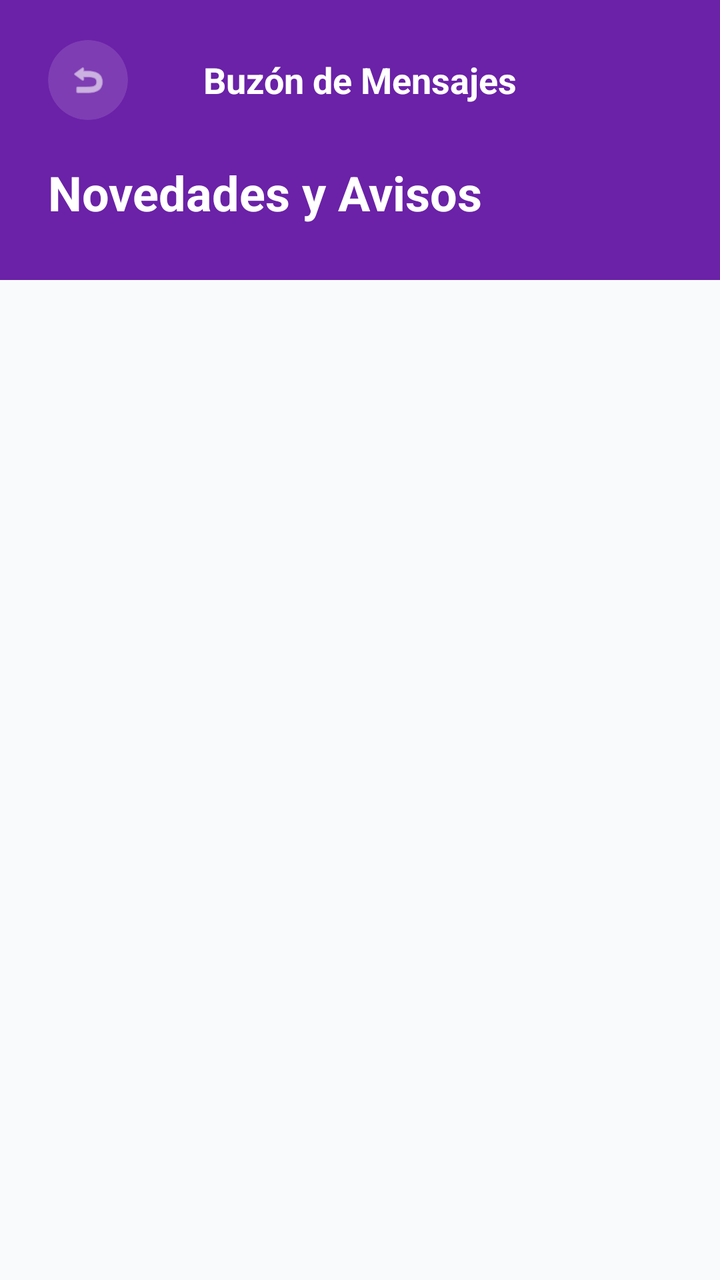
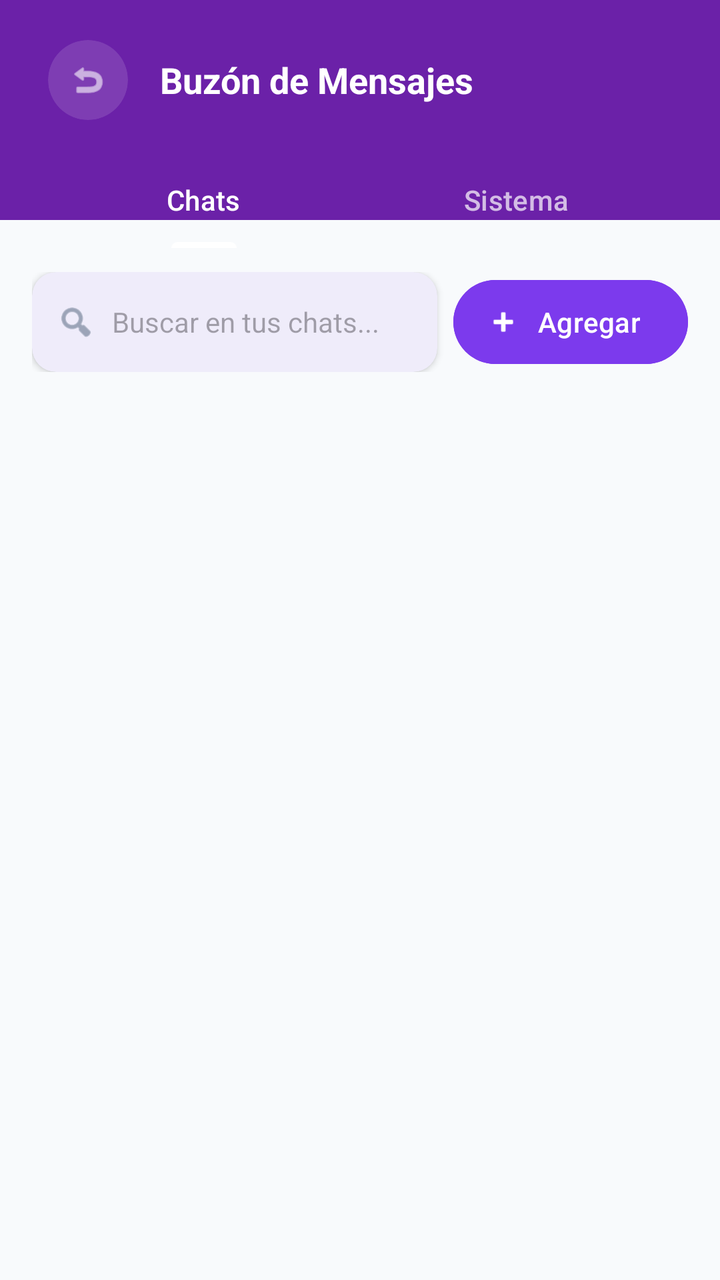

Two renders of the same Android screen: before a commit and after it. Below are the layout's source before the change and the commit's diff.
<!-- AndroidManifest.xml: application theme Theme.GoMezMart -->
<!-- res/layout/activity_mailbox.xml -->
<?xml version="1.0" encoding="utf-8"?>
<androidx.constraintlayout.widget.ConstraintLayout xmlns:android="http://schemas.android.com/apk/res/android"
    xmlns:app="http://schemas.android.com/apk/res-auto"
    android:layout_width="match_parent"
    android:layout_height="match_parent"
    android:background="?attr/colorSurface">

    
    <View
        android:id="@+id/topHeaderBackgroundMailbox"
        android:layout_width="match_parent"
        android:layout_height="140dp"
        android:background="#6B21A8"
        app:layout_constraintTop_toTopOf="parent" />

    
    <LinearLayout
        android:id="@+id/headerMailbox"
        android:layout_width="match_parent"
        android:layout_height="wrap_content"
        android:orientation="vertical"
        android:paddingHorizontal="24dp"
        android:paddingTop="20dp"
        app:layout_constraintTop_toTopOf="parent">

        <RelativeLayout
            android:layout_width="match_parent"
            android:layout_height="wrap_content">

            <com.google.android.material.card.MaterialCardView
                android:id="@+id/btnBackMailbox"
                android:layout_width="40dp"
                android:layout_height="40dp"
                android:clickable="true"
                android:focusable="true"
                app:cardBackgroundColor="#20FFFFFF"
                app:cardCornerRadius="20dp"
                app:cardElevation="0dp"
                app:strokeWidth="0dp">

                <ImageView
                    android:layout_width="20dp"
                    android:layout_height="20dp"
                    android:layout_gravity="center"
                    android:src="@android:drawable/ic_menu_revert"
                    app:tint="@android:color/white" />
            </com.google.android.material.card.MaterialCardView>

            <TextView
                android:layout_width="wrap_content"
                android:layout_height="wrap_content"
                android:layout_centerInParent="true"
                android:text="Buzón de Mensajes"
                android:textColor="@android:color/white"
                android:textSize="18sp"
                android:textStyle="bold" />
        </RelativeLayout>

        <TextView
            android:layout_width="wrap_content"
            android:layout_height="wrap_content"
            android:layout_marginTop="20dp"
            android:text="Novedades y Avisos"
            android:textColor="@android:color/white"
            android:textSize="24sp"
            android:textStyle="bold" />
    </LinearLayout>

    <androidx.recyclerview.widget.RecyclerView
        android:id="@+id/rvMessages"
        android:layout_width="match_parent"
        android:layout_height="0dp"
        android:paddingTop="16dp"
        android:clipToPadding="false"
        app:layout_constraintBottom_toBottomOf="parent"
        app:layout_constraintTop_toBottomOf="@id/headerMailbox" />

    
    <LinearLayout
        android:id="@+id/layoutEmptyMailbox"
        android:layout_width="wrap_content"
        android:layout_height="wrap_content"
        android:gravity="center"
        android:orientation="vertical"
        android:visibility="gone"
        app:layout_constraintBottom_toBottomOf="parent"
        app:layout_constraintEnd_toEndOf="parent"
        app:layout_constraintStart_toStartOf="parent"
        app:layout_constraintTop_toBottomOf="@id/topHeaderBackgroundMailbox">

        <ImageView
            android:layout_width="80dp"
            android:layout_height="80dp"
            android:src="@android:drawable/ic_dialog_email"
            android:alpha="0.2" />

        <TextView
            android:layout_width="wrap_content"
            android:layout_height="wrap_content"
            android:layout_marginTop="16dp"
            android:text="No hay mensajes nuevos"
            android:textColor="?attr/colorOnSurfaceVariant"
            android:alpha="0.5" />
    </LinearLayout>

</androidx.constraintlayout.widget.ConstraintLayout>
<!-- resources referenced by this layout -->
<resources>
  <style name="Theme.GoMezMart" parent="Base.Theme.GoMezMart" />
  <style name="Base.Theme.GoMezMart" parent="Theme.Material3.DayNight.NoActionBar">
          <item name="colorPrimary">@color/purple_600</item>
          <item name="colorOnPrimary">@color/white</item>
          <item name="colorSecondary">@color/indigo_500</item>
          <item name="colorSurface">@color/slate_50</item>
          <item name="colorOnSurface">@color/slate_900</item>
          <item name="colorOnSurfaceVariant">@color/slate_500</item>
          <item name="colorSurfaceContainer">@color/white</item>
          <item name="android:windowBackground">@color/slate_50</item>
      </style>
  <color name="purple_600">#7C3AED</color>
  <color name="white">#FFFFFFFF</color>
  <color name="indigo_500">#6366F1</color>
  <color name="slate_50">#F8FAFC</color>
  <color name="slate_900">#0F172A</color>
  <color name="slate_500">#64748B</color>
</resources>

<!-- the commit's change to res/layout/activity_mailbox.xml (unified diff, before → after) -->
@@ -9,7 +9,7 @@
     <View
         android:id="@+id/topHeaderBackgroundMailbox"
         android:layout_width="match_parent"
-        android:layout_height="140dp"
+        android:layout_height="110dp"
         android:background="#6B21A8"
         app:layout_constraintTop_toTopOf="parent" />
 
@@ -23,9 +23,11 @@
         android:paddingTop="20dp"
         app:layout_constraintTop_toTopOf="parent">
 
-        <RelativeLayout
-            android:layout_width="match_parent"
-            android:layout_height="wrap_content">
+        <LinearLayout
+            android:layout_width="match_parent"
+            android:layout_height="wrap_content"
+            android:orientation="horizontal"
+            android:gravity="center_vertical">
 
             <com.google.android.material.card.MaterialCardView
                 android:id="@+id/btnBackMailbox"
@@ -49,29 +51,121 @@
             <TextView
                 android:layout_width="wrap_content"
                 android:layout_height="wrap_content"
-                android:layout_centerInParent="true"
+                android:layout_marginStart="16dp"
                 android:text="Buzón de Mensajes"
                 android:textColor="@android:color/white"
                 android:textSize="18sp"
                 android:textStyle="bold" />
-        </RelativeLayout>
-
-        <TextView
-            android:layout_width="wrap_content"
-            android:layout_height="wrap_content"
-            android:layout_marginTop="20dp"
-            android:text="Novedades y Avisos"
-            android:textColor="@android:color/white"
-            android:textSize="24sp"
-            android:textStyle="bold" />
+        </LinearLayout>
+
+        
+        <com.google.android.material.tabs.TabLayout
+            android:id="@+id/tabLayoutMailbox"
+            android:layout_width="match_parent"
+            android:layout_height="wrap_content"
+            android:layout_marginTop="16dp"
+            android:background="@android:color/transparent"
+            app:tabIndicatorColor="@android:color/white"
+            app:tabSelectedTextColor="@android:color/white"
+            app:tabTextColor="#B3FFFFFF"
+            app:tabIndicatorHeight="3dp">
+            <com.google.android.material.tabs.TabItem
+                android:layout_width="wrap_content"
+                android:layout_height="wrap_content"
+                android:text="Chats" />
+            <com.google.android.material.tabs.TabItem
+                android:layout_width="wrap_content"
+                android:layout_height="wrap_content"
+                android:text="Sistema" />
+        </com.google.android.material.tabs.TabLayout>
     </LinearLayout>
 
+    
+    <androidx.constraintlayout.widget.ConstraintLayout
+        android:id="@+id/layoutChatsSection"
+        android:layout_width="match_parent"
+        android:layout_height="0dp"
+        android:visibility="visible"
+        app:layout_constraintBottom_toBottomOf="parent"
+        app:layout_constraintTop_toBottomOf="@id/headerMailbox">
+
+        <LinearLayout
+            android:id="@+id/layoutSearchRow"
+            android:layout_width="match_parent"
+            android:layout_height="wrap_content"
+            android:layout_marginHorizontal="16dp"
+            android:layout_marginTop="12dp"
+            android:orientation="horizontal"
+            android:gravity="center_vertical"
+            app:layout_constraintTop_toTopOf="parent">
+
+            <com.google.android.material.card.MaterialCardView
+                android:id="@+id/cardSearchUser"
+                android:layout_width="0dp"
+                android:layout_height="50dp"
+                android:layout_weight="1"
+                app:cardCornerRadius="12dp"
+                app:cardElevation="2dp"
+                app:strokeWidth="0dp">
+
+                <LinearLayout
+                    android:layout_width="match_parent"
+                    android:layout_height="match_parent"
+                    android:orientation="horizontal"
+                    android:gravity="center_vertical"
+                    android:paddingHorizontal="12dp">
+
+                    <ImageView
+                        android:layout_width="20dp"
+                        android:layout_height="20dp"
+                        android:src="@android:drawable/ic_menu_search"
+                        app:tint="?attr/colorOnSurfaceVariant" />
+
+                    <EditText
+                        android:id="@+id/etSearchUserChat"
+                        android:layout_width="match_parent"
+                        android:layout_height="match_parent"
+                        android:layout_marginStart="8dp"
+                        android:background="@android:color/transparent"
+                        android:hint="Buscar en tus chats..."
+                        android:textSize="14sp"
+                        android:inputType="text"
+                        android:maxLines="1"
+                        android:textColor="?attr/colorOnSurface" />
+                </LinearLayout>
+            </com.google.android.material.card.MaterialCardView>
+
+            
+            <com.google.android.material.button.MaterialButton
+                android:id="@+id/btnAddUserChat"
+                style="@style/Widget.Material3.Button.Icon"
+                android:layout_width="wrap_content"
+                android:layout_height="50dp"
+                android:layout_marginStart="8dp"
+                android:text="Agregar"
+                app:icon="@android:drawable/ic_input_add"
+                android:backgroundTint="@color/purple_600"
+                android:textColor="@color/white"
+                app:iconTint="@color/white" />
+        </LinearLayout>
+
+        <androidx.recyclerview.widget.RecyclerView
+            android:id="@+id/rvChats"
+            android:layout_width="match_parent"
+            android:layout_height="0dp"
+            android:layout_marginTop="8dp"
+            app:layout_constraintBottom_toBottomOf="parent"
+            app:layout_constraintTop_toBottomOf="@id/layoutSearchRow" />
+    </androidx.constraintlayout.widget.ConstraintLayout>
+
+    
     <androidx.recyclerview.widget.RecyclerView
         android:id="@+id/rvMessages"
         android:layout_width="match_parent"
         android:layout_height="0dp"
         android:paddingTop="16dp"
         android:clipToPadding="false"
+        android:visibility="gone"
         app:layout_constraintBottom_toBottomOf="parent"
         app:layout_constraintTop_toBottomOf="@id/headerMailbox" />
 
